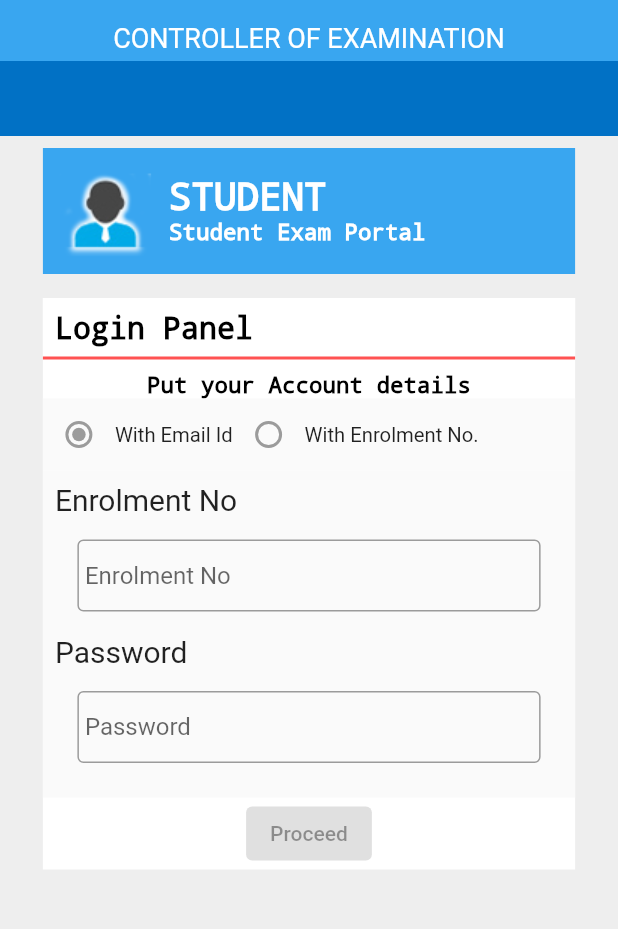
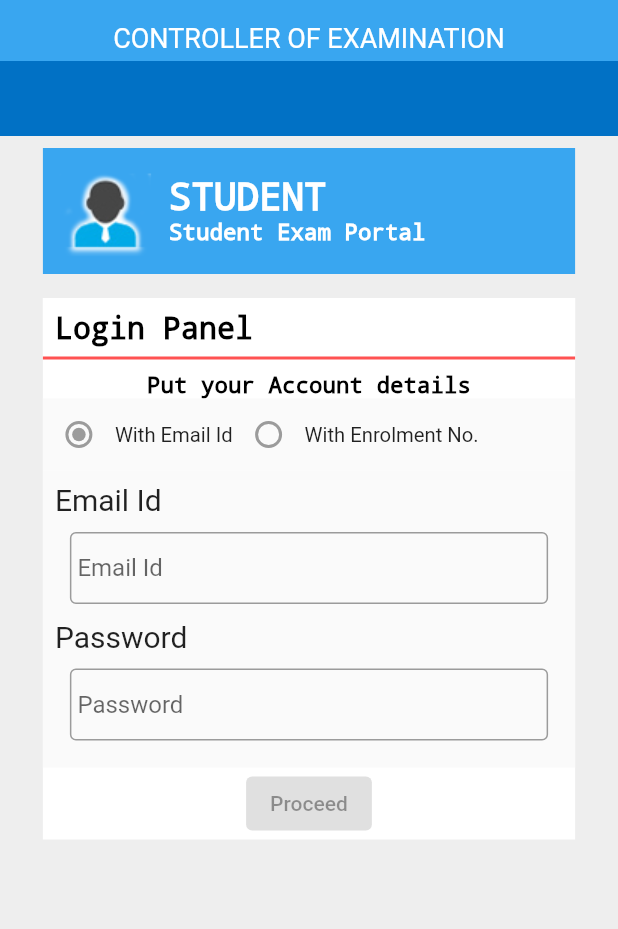
Before and after one commit to Muskan-Khan/Jamia-Students-Portal-App, a Flutter app: the screen it shows after launch, on a phone screen of 412 x 824 dp, the part 146-1075 px from its top. Run offline on Flutter 3.47's test engine with Material 2 defaults, Android fonts, the phone set to English and light mode, and no system bars.

Commit message:
GOt more control over the user's entry in the form

```diff
--- a/students_portal/lib/internal_screens/login.dart
+++ b/students_portal/lib/internal_screens/login.dart
@@ -159,12 +159,12 @@ class _LoginFieldHeadState extends State<LoginFieldHead> {
                         ],
                       ),
                     ),
-                    // const LoginWithEmail(
+                    const LoginWithEmail(
+                      key: null,
+                    ),
+                    // const LoginWithEnrolment(
                     //   key: null,
                     // ),
-                    const LoginWithEnrolment(
-                      key: null,
-                    ),
                     ElevatedButton(
                       autofocus: true,
                       clipBehavior: Clip.none,
@@ -191,20 +191,42 @@ class LoginWithEmail extends StatefulWidget {
   _LoginWithEmailState createState() => _LoginWithEmailState();
 }
 
+final _formKey = GlobalKey<FormState>();
+
 class _LoginWithEmailState extends State<LoginWithEmail> {
   final userEmail = TextEditingController();
   final userPassword = TextEditingController();
+
+  void _printLatestEmail() {
+    print('Email: ${userEmail.text}');
+  }
+
+  void _printLatestPassword() {
+    print('Password: ${userPassword.text}');
+  }
+
+  @override
+  void initState() {
+    super.initState();
+
+    // Start listening to changes.
+    userEmail.addListener(_printLatestEmail);
+    userPassword.addListener((_printLatestPassword));
+  }
 
   @override
   void dispose() {
     // Clean up the controller when the widget is disposed.
     userEmail.dispose();
+    userPassword.dispose();
     super.dispose();
   }
 
   @override
   Widget build(BuildContext context) {
     return Material(
+        child: Form(
+      key: _formKey,
       child: Padding(
         padding: const EdgeInsets.all(8.0),
         child: Column(
@@ -216,38 +238,47 @@ class _LoginWithEmailState extends State<LoginWithEmail> {
               style: TextStyle(fontSize: 20),
             ),
             Padding(
-            padding: const EdgeInsets.all(15.0),
-            child: TextField(
+                padding: const EdgeInsets.all(10.0),
+                child: TextFormField(
                   controller: userEmail,
+                  // onChanged: (text) {
+                  //   // print('Enetred Value: $userEmail');
+                  // },
+                  // validator: null,
                   decoration: const InputDecoration(
                       border: OutlineInputBorder(),
-                  hintText: 'Email Id',
-                  contentPadding: EdgeInsets.all(5.0)),
-            ),
-          ),
+                      hintText: "Email Id",
+                      contentPadding: EdgeInsets.fromLTRB(5, 1, 5, 1)),
+                )),
+
+            // InputDecoration(
+            //                     border: UnderlineInputBorder(), labelText: "Enter Email"),
+
             const Text("Password",
                 textAlign: TextAlign.left, style: TextStyle(fontSize: 20)),
             Padding(
-            padding: const EdgeInsets.all(15.0),
-            child: TextField(
-              enableInteractiveSelection: true,
+                padding: const EdgeInsets.all(10.0),
+                child: TextFormField(
                   controller: userPassword,
+                  // validator: null,
                   decoration: const InputDecoration(
                       border: OutlineInputBorder(),
-                  hintText: 'Password',
-                  contentPadding: EdgeInsets.all(5.0)),
+                      hintText: "Password",
+                      contentPadding: EdgeInsets.fromLTRB(5, 1, 5, 1)),
+                )),
+
+            // TextField(
+            //               enableInteractiveSelection: true,
+            //               controller: userPassword,
+            //               decoration: const InputDecoration(
+            //                   border: OutlineInputBorder(),
+            //                   hintText: 'Password',
+            //                   contentPadding: EdgeInsets.all(5.0)),
+            //             ),
+          ],
         ),
       ),
-        ],
-      ),
     ));
-  }
-
-  @override
-  void setState(VoidCallback fn) {
-    // TODO: implement setState
-    print(userEmail);
-    print(userPassword);
   }
 }
 
```
Also changed, not shown: students_portal/flutter_01.png (added). Lines whose indentation alone changed are shown as unchanged.
